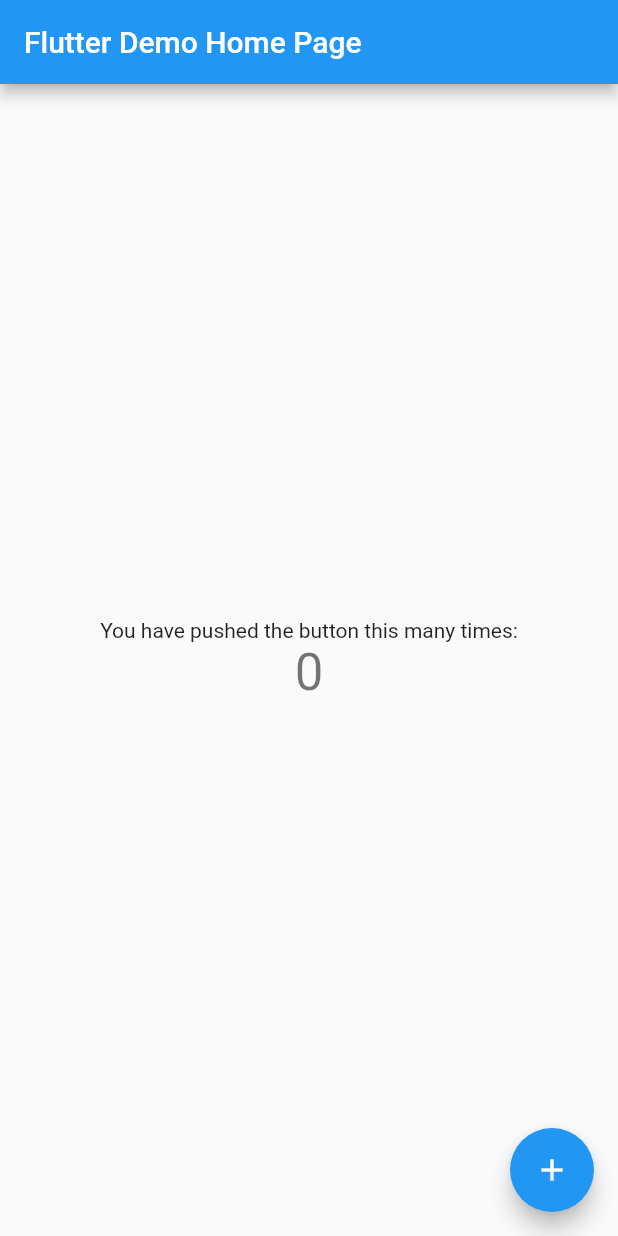
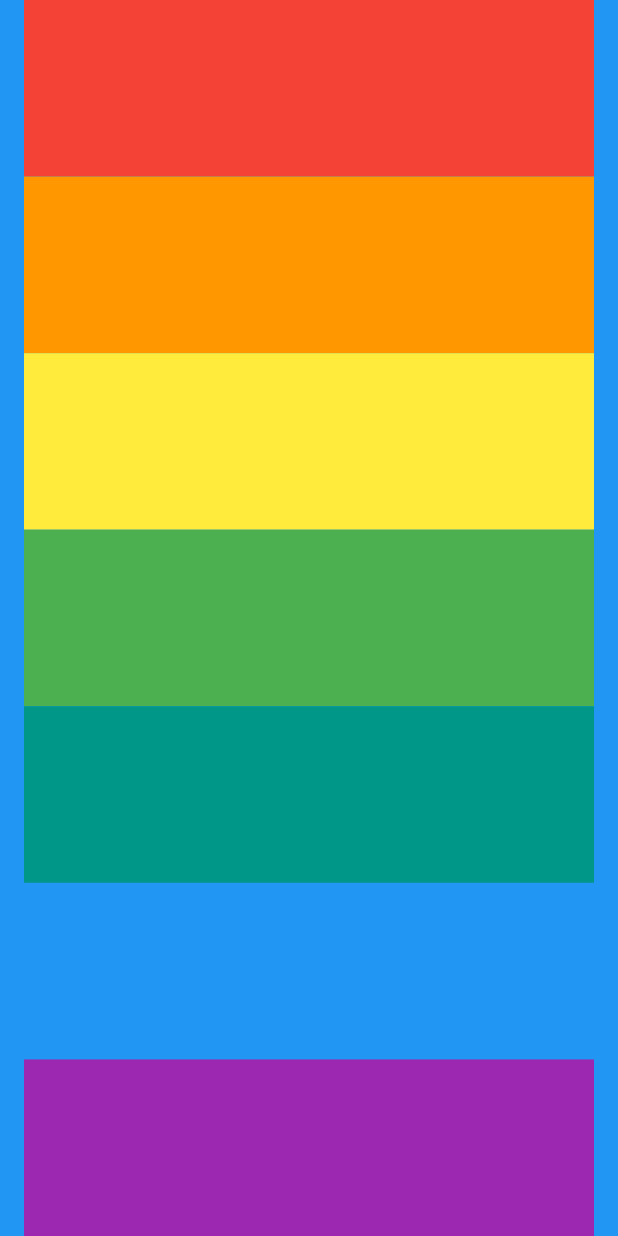
Before and after one commit to ZephirSD/xylophone, a Flutter app: the screen it shows after launch, on a phone screen of 412 x 824 dp. Run offline on Flutter 3.47's test engine with Material 2 defaults, Android fonts, the phone set to English and light mode, and no system bars.

Commit message:
Construction du projet

```diff
--- a/lib/main.dart
+++ b/lib/main.dart
@@ -1,115 +1,98 @@
 import 'package:flutter/material.dart';
 
 void main() {
-  runApp(const MyApp());
+  return runApp(
+    MaterialApp(
+      home: Scaffold(
+        backgroundColor: Colors.blue,
+        body: Xylo(),
+      ),
+    ),
+  );
 }
 
-class MyApp extends StatelessWidget {
-  const MyApp({Key? key}) : super(key: key);
+class Xylo extends StatefulWidget {
+  Xylo({Key? key}) : super(key: key);
 
-  // This widget is the root of your application.
+  @override
+  _XyloState createState() => _XyloState();
+}
+
+class _XyloState extends State<Xylo> {
   @override
   Widget build(BuildContext context) {
-    return MaterialApp(
-      title: 'Flutter Demo',
-      theme: ThemeData(
-        // This is the theme of your application.
-        //
-        // Try running your application with "flutter run". You'll see the
-        // application has a blue toolbar. Then, without quitting the app, try
-        // changing the primarySwatch below to Colors.green and then invoke
-        // "hot reload" (press "r" in the console where you ran "flutter run",
-        // or simply save your changes to "hot reload" in a Flutter IDE).
-        // Notice that the counter didn't reset back to zero; the application
-        // is not restarted.
-        primarySwatch: Colors.blue,
-      ),
-      home: const MyHomePage(title: 'Flutter Demo Home Page'),
-    );
+    return Container(
+        child: Column(
+      children: [
+        Expanded(
+          child: FlatButton(
+            onPressed: () {
+              print('test');
+            },
+            child: Container(
+              color: Colors.red,
+            ),
+          ),
+        ),
+        Expanded(
+          child: FlatButton(
+            onPressed: () {
+              print('test');
+            },
+            child: Container(color: Colors.orange),
+          ),
+        ),
+        Expanded(
+          child: FlatButton(
+            onPressed: () {
+              print('test');
+            },
+            child: Container(
+              color: Colors.yellow,
+            ),
+          ),
+        ),
+        Expanded(
+          child: FlatButton(
+            onPressed: () {
+              print('test');
+            },
+            child: Container(
+              color: Colors.green,
+            ),
+          ),
+        ),
+        Expanded(
+          child: FlatButton(
+            onPressed: () {
+              print('test');
+            },
+            child: Container(
+              color: Colors.teal,
+            ),
+          ),
+        ),
+        Expanded(
+          child: FlatButton(
+            onPressed: () {
+              print('test');
+            },
+            child: Container(
+              color: Colors.blue,
+            ),
+          ),
+        ),
+        Expanded(
+          child: FlatButton(
+            onPressed: () {
+              print('test');
+            },
+            child: Container(
+              color: Colors.purple,
+            ),
+          ),
+        ),
+      ],
+    ));
   }
 }
-
-class MyHomePage extends StatefulWidget {
-  const MyHomePage({Key? key, required this.title}) : super(key: key);
-
-  // This widget is the home page of your application. It is stateful, meaning
-  // that it has a State object (defined below) that contains fields that affect
-  // how it looks.
-
-  // This class is the configuration for the state. It holds the values (in this
-  // case the title) provided by the parent (in this case the App widget) and
-  // used by the build method of the State. Fields in a Widget subclass are
-  // always marked "final".
-
-  final String title;
-
-  @override
-  State<MyHomePage> createState() => _MyHomePageState();
-}
-
-class _MyHomePageState extends State<MyHomePage> {
-  int _counter = 0;
-
-  void _incrementCounter() {
-    setState(() {
-      // This call to setState tells the Flutter framework that something has
-      // changed in this State, which causes it to rerun the build method below
-      // so that the display can reflect the updated values. If we changed
-      // _counter without calling setState(), then the build method would not be
-      // called again, and so nothing would appear to happen.
-      _counter++;
-    });
-  }
-
-  @override
-  Widget build(BuildContext context) {
-    // This method is rerun every time setState is called, for instance as done
-    // by the _incrementCounter method above.
-    //
-    // The Flutter framework has been optimized to make rerunning build methods
-    // fast, so that you can just rebuild anything that needs updating rather
-    // than having to individually change instances of widgets.
-    return Scaffold(
-      appBar: AppBar(
-        // Here we take the value from the MyHomePage object that was created by
-        // the App.build method, and use it to set our appbar title.
-        title: Text(widget.title),
-      ),
-      body: Center(
-        // Center is a layout widget. It takes a single child and positions it
-        // in the middle of the parent.
-        child: Column(
-          // Column is also a layout widget. It takes a list of children and
-          // arranges them vertically. By default, it sizes itself to fit its
-          // children horizontally, and tries to be as tall as its parent.
-          //
-          // Invoke "debug painting" (press "p" in the console, choose the
-          // "Toggle Debug Paint" action from the Flutter Inspector in Android
-          // Studio, or the "Toggle Debug Paint" command in Visual Studio Code)
-          // to see the wireframe for each widget.
-          //
-          // Column has various properties to control how it sizes itself and
-          // how it positions its children. Here we use mainAxisAlignment to
-          // center the children vertically; the main axis here is the vertical
-          // axis because Columns are vertical (the cross axis would be
-          // horizontal).
-          mainAxisAlignment: MainAxisAlignment.center,
-          children: <Widget>[
-            const Text(
-              'You have pushed the button this many times:',
-            ),
-            Text(
-              '$_counter',
-              style: Theme.of(context).textTheme.headline4,
-            ),
-          ],
-        ),
-      ),
-      floatingActionButton: FloatingActionButton(
-        onPressed: _incrementCounter,
-        tooltip: 'Increment',
-        child: const Icon(Icons.add),
-      ), // This trailing comma makes auto-formatting nicer for build methods.
-    );
-  }
-}
```
